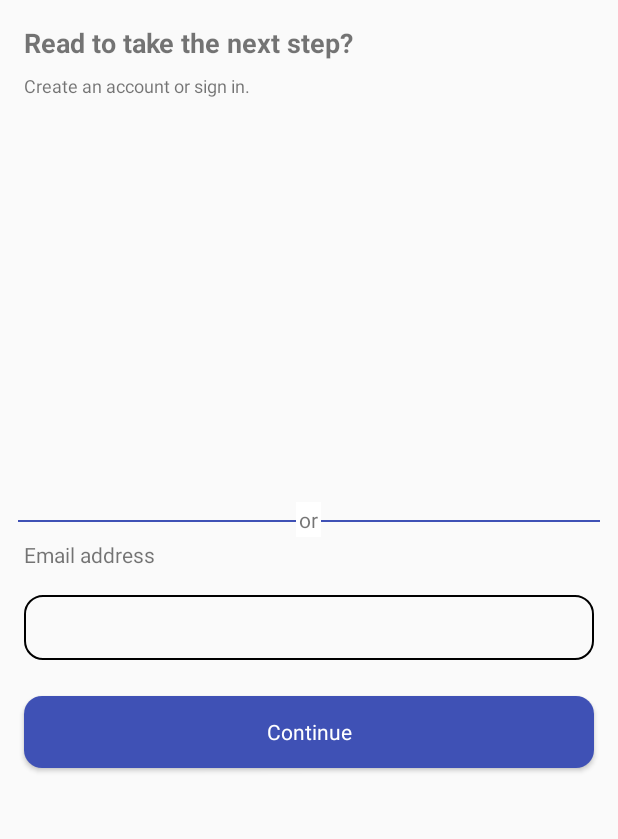
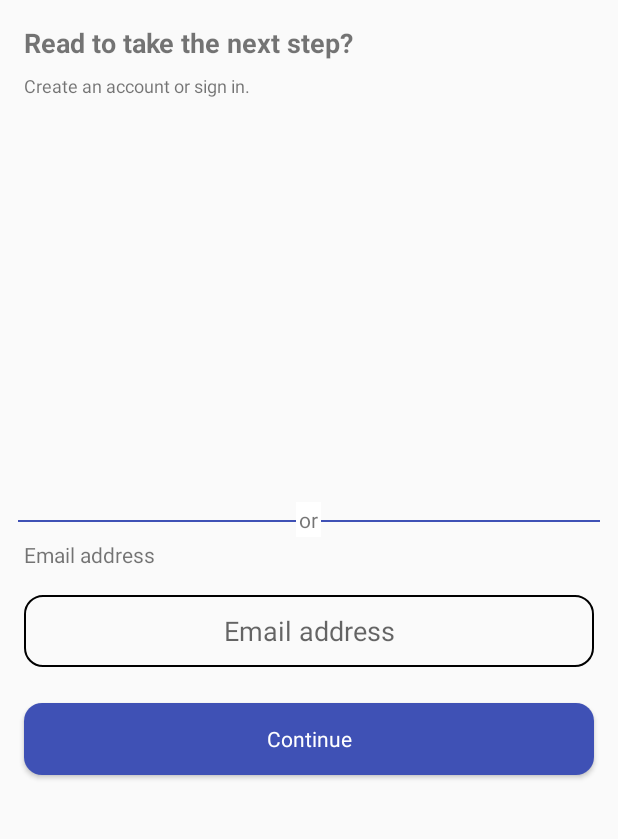
Before and after one commit to stainley/job-search-android, an Android app: the RegisterActivity screen opened directly, with no data from a screen before it, on a phone screen of 412 x 824 dp, the part 144-983 px from its top. Run offline under Robolectric (Android 15) with nearby library versions, the phone set to English and light mode, and no system bars.

Commit message:
added second screen

```diff
--- a/app/src/main/AndroidManifest.xml
+++ b/app/src/main/AndroidManifest.xml
@@ -9,6 +9,7 @@
         android:icon="@mipmap/ic_launcher"
         android:label="@string/app_name"
         android:roundIcon="@mipmap/ic_launcher_round"
+        android:theme="@style/Theme.AppCompat.Light.NoActionBar"
         android:supportsRtl="true"
         tools:targetApi="31">
         <activity
--- a/app/src/main/res/layout/activity_register.xml
+++ b/app/src/main/res/layout/activity_register.xml
@@ -11,6 +11,7 @@
         android:layout_width="200dp"
         android:layout_height="60dp"
         android:layout_marginTop="36dp"
+        android:contentDescription="@string/company_logo"
         app:layout_constraintEnd_toEndOf="parent"
         app:layout_constraintHorizontal_bias="0.497"
         app:layout_constraintStart_toStartOf="parent"
@@ -24,7 +25,7 @@
         android:layout_marginLeft="16dp"
         android:layout_marginTop="16dp"
         android:layout_marginRight="16dp"
-        android:text="Read to take the next step?"
+        android:text="@string/read_to_take_the_next_step"
         android:textSize="18sp"
         android:textStyle="bold"
         app:layout_constraintEnd_toEndOf="parent"
@@ -49,9 +50,8 @@
             android:layout_centerHorizontal="true"
             android:background="@color/white"
             android:padding="2dp"
-            android:text="or" />
+            android:text="@string/or" />
     </RelativeLayout>
-
 
     <TextView
         android:id="@+id/welcomeUser"
@@ -59,44 +59,47 @@
         android:layout_height="wrap_content"
         android:layout_marginStart="16dp"
         android:layout_marginEnd="16dp"
-        android:text="Email address"
+        android:text="@string/email_address"
         app:layout_constraintBottom_toBottomOf="parent"
         app:layout_constraintEnd_toEndOf="parent"
         app:layout_constraintStart_toStartOf="parent"
         app:layout_constraintTop_toTopOf="parent"
         app:layout_constraintVertical_bias="0.567" />
 
+
+    <EditText
+        android:id="@+id/txtEmailAddress"
+        android:layout_width="380dp"
+        android:layout_height="48dp"
+        android:layout_marginStart="16dp"
+        android:layout_marginTop="17dp"
+        android:layout_marginEnd="16dp"
+        android:autofillHints="emailAddress"
+        android:background="@drawable/text_custom"
+        android:ems="10"
+        android:gravity="center"
+        android:hint="@string/email_address"
+        android:inputType="textEmailAddress"
+        app:layout_constraintEnd_toEndOf="parent"
+        app:layout_constraintStart_toStartOf="parent"
+        app:layout_constraintTop_toBottomOf="@+id/welcomeUser" />
+
     <Button
         android:id="@+id/btnCompleteRegister"
         style="@style/IndeedSignInBlue"
-        android:layout_width="0dp"
+        android:layout_width="380dp"
         android:layout_height="wrap_content"
         android:layout_marginStart="16dp"
         android:layout_marginTop="24dp"
         android:layout_marginEnd="16dp"
         android:background="@drawable/btn_custom_color"
-        android:text="Continue"
+        android:text="@string/cont_button"
         android:textColor="@color/white"
         app:layout_constraintEnd_toEndOf="parent"
         app:layout_constraintHorizontal_bias="0.498"
         app:layout_constraintStart_toStartOf="parent"
         app:layout_constraintTop_toBottomOf="@+id/txtEmailAddress" />
 
-
-    <EditText
-        android:id="@+id/txtEmailAddress"
-        android:layout_width="0dp"
-        android:layout_height="43dp"
-        android:layout_marginStart="16dp"
-        android:layout_marginTop="17dp"
-        android:layout_marginEnd="16dp"
-        android:background="@drawable/text_custom"
-        android:ems="10"
-        android:gravity="center"
-        android:inputType="textEmailAddress"
-        app:layout_constraintEnd_toEndOf="parent"
-        app:layout_constraintStart_toStartOf="parent"
-        app:layout_constraintTop_toBottomOf="@+id/welcomeUser" />
 
     <TextView
         android:id="@+id/textView6"
@@ -105,7 +108,7 @@
         android:layout_marginLeft="16dp"
         android:layout_marginTop="8dp"
         android:layout_marginRight="16dp"
-        android:text="Create an account or sign in."
+        android:text="@string/create_an_account_or_sign_in"
         android:textSize="12sp"
         app:layout_constraintEnd_toEndOf="parent"
         app:layout_constraintStart_toStartOf="parent"
--- a/app/src/main/res/values/strings.xml
+++ b/app/src/main/res/values/strings.xml
@@ -5,4 +5,10 @@
     <string name="username">Username</string>
     <string name="passwordHint">Password</string>
     <string name="logo">Lambton College Logo</string>
+    <string name="or">or</string>
+    <string name="cont_button">Continue</string>
+    <string name="company_logo">company logo</string>
+    <string name="create_an_account_or_sign_in">Create an account or sign in.</string>
+    <string name="read_to_take_the_next_step">Read to take the next step?</string>
+    <string name="email_address">Email address</string>
 </resources>
```
